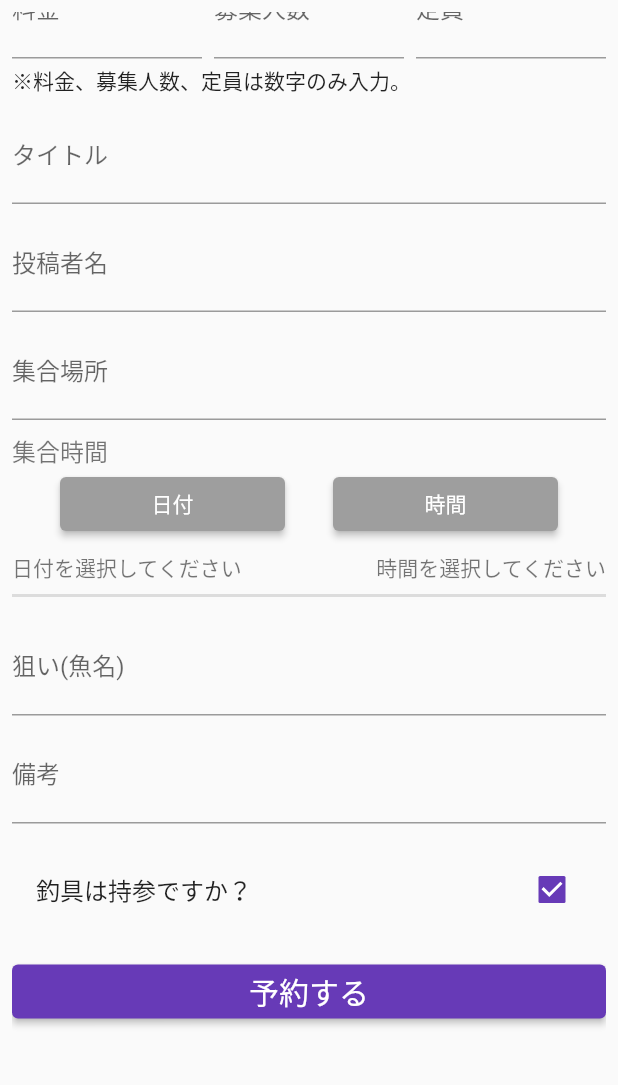
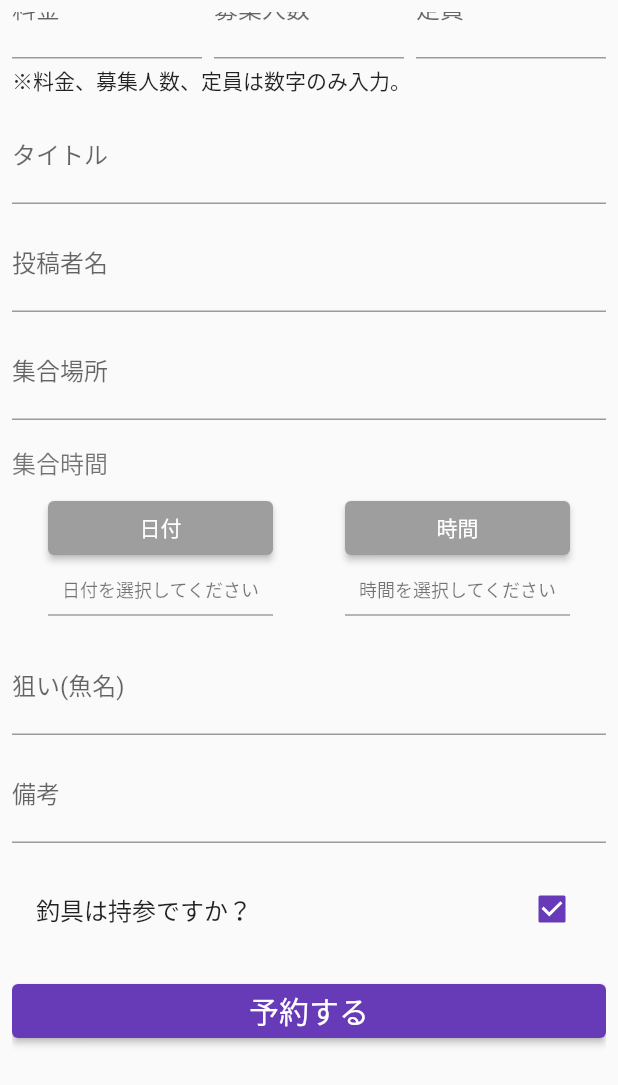
Before and after one commit to n-ohama/fishing_match, a Flutter app: the AddbookScreen widget shown alone on an empty page, opened directly with empty values, scrolled down 180 dp, on a phone screen of 412 x 824 dp. Shown: the top 1085 px of the screen. Run offline on Flutter 3.47's test engine with Material 2 defaults, Android fonts, the phone set to English and light mode, and no system bars; our stand-ins replace cloud_firestore, firebase_auth, firebase_core, firebase_storage, image_cropper, image_picker and 1 more; accounts and stored records are empty.

```diff
--- a/lib/screens/addbook_screen.dart
+++ b/lib/screens/addbook_screen.dart
@@ -214,15 +214,17 @@ class _AddbookScreenState extends State<AddbookScreen> {
                   decoration: InputDecoration(hintText: '集合場所', labelText: '集合場所'),
                   controller: addressController,
                 ),
+                SizedBox(height: 16),
+                Text('集合時間', style: TextStyle(color: Colors.black54, fontSize: 16)),
                 SizedBox(height: 8),
-                Text('集合時間', style: TextStyle(color: Colors.black54, fontSize: 16)),
                 Row(
-                  mainAxisAlignment: MainAxisAlignment.spaceEvenly,
+                  mainAxisAlignment: MainAxisAlignment.spaceAround,
                   children: [
                     SizedBox(
                       width: 150,
                       child: ElevatedButton(
                         onPressed: () async {
+                          FocusScope.of(context).unfocus();
                           final pickedDay = await showDatePicker(
                             context: context,
                             locale: const Locale("ja"),
@@ -244,6 +246,7 @@ class _AddbookScreenState extends State<AddbookScreen> {
                       width: 150,
                       child: ElevatedButton(
                         onPressed: () async {
+                          FocusScope.of(context).unfocus();
                           final pickedTime = await showTimePicker(
                             context: context,
                             initialTime: pickTime ?? TimeOfDay.now(),
@@ -262,20 +265,42 @@ class _AddbookScreenState extends State<AddbookScreen> {
                 ),
                 SizedBox(height: 8),
                 Row(
-                  mainAxisAlignment: MainAxisAlignment.spaceBetween,
+                  mainAxisAlignment: MainAxisAlignment.spaceAround,
                   children: [
-                    pickDay == null
-                        ? Text('日付を選択してください', style: TextStyle(color: Colors.black54))
-                        : Text('${DateFormat('yyyy年MM月dd日').format(pickDay!)}'),
-                    SizedBox(width: 4),
-                    pickTime == null
-                        ? Text('時間を選択してください', style: TextStyle(color: Colors.black54))
-                        : Text(
-                            '${DateFormat('HH時mm分').format(DateTime(0, 0, 0, pickTime!.hour, pickTime!.minute))}',
+                    Column(
+                      children: [
+                        pickDay == null
+                            ? Text('日付を選択してください',
+                                style: TextStyle(color: Colors.black54, fontSize: 12))
+                            : Text('${DateFormat('yyyy年MM月dd日').format(pickDay!)}'),
+                        Container(
+                          width: 150,
+                          child: Divider(
+                            thickness: 1,
+                            color: Colors.grey,
                           ),
+                        ),
+                      ],
+                    ),
+                    Column(
+                      children: [
+                        pickTime == null
+                            ? Text('時間を選択してください',
+                                style: TextStyle(color: Colors.black54, fontSize: 12))
+                            : Text(
+                                '${DateFormat('HH時mm分').format(DateTime(0, 0, 0, pickTime!.hour, pickTime!.minute))}',
+                              ),
+                        Container(
+                          width: 150,
+                          child: Divider(
+                            thickness: 1,
+                            color: Colors.grey,
+                          ),
+                        ),
+                      ],
+                    ),
                   ],
                 ),
-                Divider(thickness: 2),
                 SizedBox(height: 8),
                 TextField(
                   decoration: InputDecoration(hintText: '狙い(魚名)', labelText: '狙い(魚名)'),
--- a/lib/screens/auth/login_screen.dart
+++ b/lib/screens/auth/login_screen.dart
@@ -120,13 +120,13 @@ class _LoginScreenState extends State<LoginScreen> {
                       SizedBox(height: 8),
                       Row(
                         children: [
-                          Text('まだアカウントを持っていない場合は、'),
+                          Text('まだアカウントを持っていない場合は、', style: TextStyle(fontSize: 14)),
                           Expanded(
                             child: TextButton(
                               onPressed: () {
                                 Navigator.of(context).pushReplacementNamed(SignupScreen.routeName);
                               },
-                              child: Text('新規登録ページへ', style: underLineStyle),
+                              child: Text('こちら', style: underLineStyle),
                             ),
                           ),
                         ],
--- a/lib/screens/auth/signup_screen.dart
+++ b/lib/screens/auth/signup_screen.dart
@@ -137,13 +137,13 @@ class _SignupScreenState extends State<SignupScreen> {
                       SizedBox(height: 8),
                       Row(
                         children: [
-                          Text('すでにアカウントを持っている場合は、'),
+                          Text('すでにアカウントを持っている場合は、', style: TextStyle(fontSize: 14)),
                           Expanded(
                             child: TextButton(
                               onPressed: () {
                                 Navigator.of(context).pushReplacementNamed(LoginScreen.routeName);
                               },
-                              child: Text('ログインページへ', style: underLineStyle),
+                              child: Text('こちら', style: underLineStyle),
                             ),
                           ),
                         ],
--- a/lib/screens/detail_screen.dart
+++ b/lib/screens/detail_screen.dart
@@ -47,7 +47,7 @@ class DetailScreen extends StatelessWidget {
               padding: EdgeInsets.symmetric(vertical: 16),
               child: selectedBook.picture != ''
                   ? Image.network(selectedBook.picture)
-                  : Image.asset('assets/images/noimage.png'),
+                  : Image.asset('assets/images/noimage_home.jpeg'),
             ),
             Row(
               children: [
@@ -55,7 +55,7 @@ class DetailScreen extends StatelessWidget {
                 SizedBox(width: 32),
                 Consumer<Books>(
                   builder: (_, bookProvider, __) => Text(
-                    '${bookProvider.findById(args['id']).memberList.length}名',
+                    '${bookProvider.findById(args['id']).memberList.length - 1}名',
                     style: bigFontStyle,
                   ),
                 ),
@@ -106,7 +106,7 @@ class DetailScreen extends StatelessWidget {
                             );
                           } else {
                             await Provider.of<Books>(context, listen: false)
-                                .joinBook(bookProvider.findById(args['id']), args['uid']);
+                                .joinBook(bookProvider.findById(args['id']), args['uid'], context);
                           }
                         } else {
                           showUpModal(context);
--- a/lib/screens/list_screen.dart
+++ b/lib/screens/list_screen.dart
@@ -140,7 +140,9 @@ class _ListScreenState extends State<ListScreen> {
                         ),
                         child: Column(
                           children: [
-                            Image.network(bookList[i].picture),
+                            bookList[i].picture != ''
+                                ? Image.network(bookList[i].picture)
+                                : Image.asset('assets/images/noimage_home.jpeg', fit: BoxFit.cover),
                             Container(
                               margin: EdgeInsets.only(left: 8, top: 4),
                               child: Column(
```
Also changed, not shown: lib/models/books.dart (+16 -2 lines), assets/images/noimage_home.jpeg (added).
